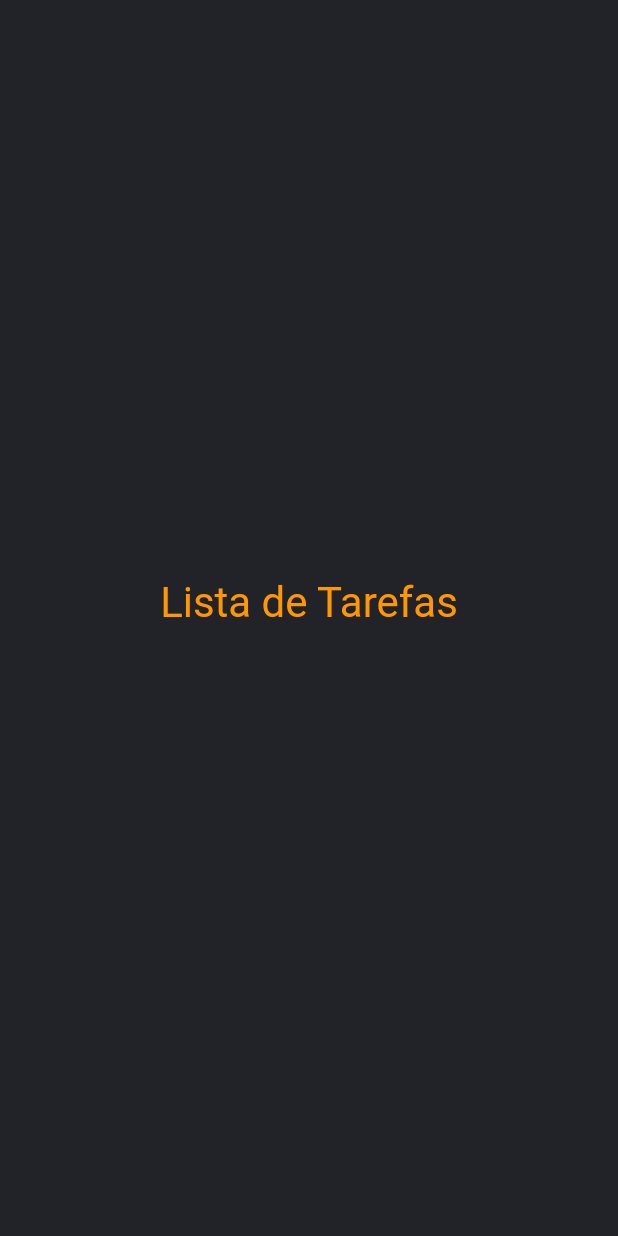
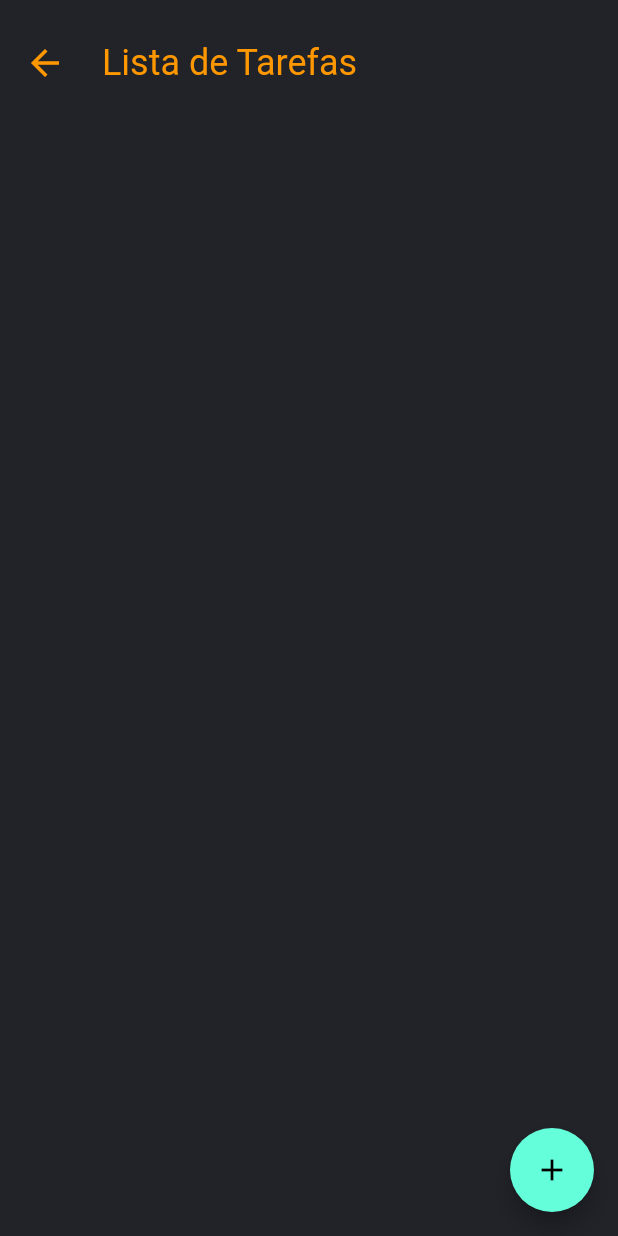
Before and after one commit to RogerPhilippe/fiap_trabalho_flutter, a Flutter app: the screen it shows after launch, after a tap on "TAREFAS", on a phone screen of 412 x 824 dp. Run offline on Flutter 3.47's test engine with Material 2 defaults, Android fonts, the phone set to English and light mode, and no system bars; our stand-ins replace sqflite; accounts and stored records are empty.

Commit message:
Implementação lista de tarefas, banco de dados e métodos para manipular persistência das tarefas.

```diff
--- /dev/null
+++ b/lib/data/DatabaseHandler.dart
@@ -0,0 +1,31 @@
+import 'package:fiap_trabalho_flutter/data/model/TablesTO.dart';
+import 'package:fiap_trabalho_flutter/data/model/TaskTO.dart';
+import 'package:path/path.dart';
+import 'package:sqflite/sqflite.dart';
+
+class DatabaseHandler {
+
+  static Future<Database> getDatabase() async {
+
+    String createTableTasks = "CREATE TABLE IF NOT EXISTS ${TablesTO.taskTable} "
+        "("
+        "${TaskTO.id} INTEGER PRIMARY KEY AUTOINCREMENT, "
+        "${TaskTO.title} TEXT NOT NULL, "
+        "${TaskTO.description} TEXT NOT NULL, "
+        "${TaskTO.dateCreated} INTEGER NOT NULL, "
+        "${TaskTO.todoDate} INTEGER NOT NULL, "
+        "${TaskTO.lastUpdateDate} INTEGER NOT NULL, "
+        "${TaskTO.status} INTEGER NOT NULL"
+        ")";
+
+    final Future<Database> database = openDatabase(
+      join(await getDatabasesPath(), 'fiap_tasks.db'),
+      onCreate: (db, version) {
+        return db.execute(createTableTasks);
+      },
+      version: 1
+    );
+    return database;
+  }
+
+}
--- /dev/null
+++ b/lib/data/model/TablesTO.dart
@@ -0,0 +1,5 @@
+class TablesTO {
+
+  static String taskTable = "tasks";
+
+}
--- /dev/null
+++ b/lib/data/model/Task.dart
@@ -0,0 +1,33 @@
+class Task {
+
+  final int id;
+  final String title;
+  final String description;
+  final BigInt dateCreated;
+  final BigInt todoDate;
+  final BigInt lastUpdateDate;
+  final int status;
+
+  Task(
+      this.id,
+      this.title,
+      this.description,
+      this.dateCreated,
+      this.todoDate,
+      this.lastUpdateDate,
+      this.status
+      );
+
+  Map<String, dynamic> toMap() {
+    return {
+      'id': id,
+      'title': title,
+      'description': description,
+      'dateCreated': dateCreated,
+      'todoDate': todoDate,
+      'lastUpdateDate': lastUpdateDate,
+      'status': status
+    };
+  }
+
+}
--- /dev/null
+++ b/lib/data/model/TaskTO.dart
@@ -0,0 +1,11 @@
+class TaskTO {
+
+  static String id = "id";
+  static String title = "title";
+  static String description = "description";
+  static String dateCreated = "dateCreated";
+  static String todoDate = "todoDate";
+  static String lastUpdateDate = "lastUpdateDate";
+  static String status = "status";
+
+}
--- /dev/null
+++ b/lib/data/repository/TaskRepository.dart
@@ -0,0 +1,23 @@
+import 'package:fiap_trabalho_flutter/data/dao/TaskDAO.dart';
+import 'package:fiap_trabalho_flutter/data/model/Task.dart';
+import 'package:sqflite/sqflite.dart';
+
+class TaskRepository {
+
+  static Future<int> insert(Task task, Database db) async {
+    return await TaskDAO.insert(task, db);
+  }
+
+  static Future<List<Task>> tasks(Database db) async {
+    return await TaskDAO.tasks(db);
+  }
+
+  static Future<int> update(Task task, Database db) async {
+    return await TaskDAO.update(task, db);
+  }
+
+  static Future<int> delete(Task task, Database db) async {
+    return await TaskDAO.delete(task, db);
+  }
+
+}
--- a/lib/screens/ListTasks.dart
+++ b/lib/screens/ListTasks.dart
@@ -1,4 +1,9 @@
+import 'package:fiap_trabalho_flutter/data/DatabaseHandler.dart';
+import 'package:fiap_trabalho_flutter/data/model/Task.dart';
+import 'package:fiap_trabalho_flutter/data/repository/TaskRepository.dart';
 import 'package:fiap_trabalho_flutter/helpers/Constants.dart';
+import 'package:fiap_trabalho_flutter/screens/NewTask.dart';
+import 'package:flutter/cupertino.dart';
 import 'package:flutter/material.dart';
 
 class ListTasks extends StatefulWidget {
@@ -8,48 +13,185 @@ class ListTasks extends StatefulWidget {
   }
 }
 
-class _ListTasksState extends State<ListTasks> {
+class _ListTasksState extends State<ListTasks> with WidgetsBindingObserver {
+
+  List<Task> _tasks = [];
+  List<Task>  _lastItemRemoved = [];
+  int _lastItemListRemoved = -1;
+
+  bool _loading = true;
+
+  final _scaffoldKey = GlobalKey<ScaffoldState>();
+
+  @override void initState() {
+    super.initState();
+
+    WidgetsBinding.instance.addObserver(this);
+
+    _loadTaskList();
+
+  }
+
+  @override
+  void didChangeAppLifecycleState(AppLifecycleState state) {
+    print('state = $state');
+    if (state == AppLifecycleState.paused) {
+      //_saveDatabaseChanges();
+    }
+  }
 
   @override
   Widget build(BuildContext context) {
 
-    final GlobalKey<ScaffoldState> _scaffoldKey = new GlobalKey();
-
     return Scaffold(
+      key: _scaffoldKey,
       backgroundColor: appDarkGreyColor,
-      key: _scaffoldKey,
       body: _buildBody(),
+      floatingActionButton: _buildFloatingButton(context)
     );
   }
 
   // Body
   Widget _buildBody() {
+    if (_loading) {
+      return new Center(
+        child: new CircularProgressIndicator(),
+      );
+    }
+    else {
       return Stack(
         children: <Widget>[
           _buildContent(),
         ],
       );
     }
+  }
 
   Widget _buildContent() {
-    return Center (
-        child: SingleChildScrollView(
-            padding: EdgeInsets.only(top: 12.0, bottom: 12.0),
+    return SafeArea(
         child: Column(
           children: <Widget> [
-                  _buildDefaultText("Lista de Tarefas", 28),
+            Container(
+              padding: EdgeInsets.fromLTRB(16, 28, 16, 28),
+              child: Row(
+                children: [
+                  GestureDetector(
+                    child: Icon(Icons.arrow_back, size: 28, color:  Colors.orange),
+                    onTap: () => { Navigator.of(context).pop() },
+                  ),
+                  SizedBox(width: 24),
+                  Center(
+                      child: _buildDefaultText("Lista de Tarefas", 24)
+                  )
                 ]
               )
+            ),
+            Expanded(
+              child: _buildList()
+            )
+          ]
       )
     );
   }
 
   Widget _buildDefaultText(String text, double size) {
-    return Container(
-      padding: EdgeInsets.only(bottom: 20),
-      child: Text(text,
-          style: TextStyle(color: Colors.orange, fontSize: size)),
+    return Text(
+        text,
+        style: TextStyle(color: Colors.orange, fontSize: size)
     );
   }
 
+  Widget _buildList() {
+    return ListView.builder(
+        padding: EdgeInsets.fromLTRB(8.0, 6.0, 8.0, 6.0),
+        itemCount: _tasks.length,
+        itemBuilder: (context, index) =>
+            _buildDismissibleTaskList(context, index)
+    );
   }
+
+  // Dismissible Task list
+  Widget _buildDismissibleTaskList(BuildContext context, int index) {
+    return Dismissible(
+      key: Key(DateTime.now().millisecondsSinceEpoch.toString()),
+      background: Container(
+          color: Colors.red,
+          child: Align(
+            alignment: Alignment(-0.9, 0.0),
+            child: Icon(Icons.delete, color: Colors.white),
+          )
+      ),
+      direction: DismissDirection.startToEnd,
+      child: _buildTaskList(context, index),
+      onDismissed: (direction) => _removeTask(direction, index) ,
+    );
+  }
+
+  // Task List
+  Widget _buildTaskList(BuildContext context, int index) {
+    return ListTile(
+      title: Text(_tasks[index].title),
+      subtitle: Text(_tasks[index].description),
+      onTap: () {},
+      onLongPress: () {},
+    );
+  }
+
+  void _removeTask(DismissDirection direction, int index) {
+    setState(() {
+      _lastItemRemoved.add(_tasks[index]);
+      _lastItemListRemoved = index;
+      _tasks.removeAt(index);
+      final snack = _snackBar();
+      _scaffoldKey.currentState.showSnackBar(snack);
+    });
+  }
+
+  Widget _snackBar() {
+    return SnackBar(
+      content: Text("Tarefa ${_lastItemRemoved[0].title} removido da lista!"),
+      action: SnackBarAction(
+        label: "Desfazer", onPressed: _restoreList,
+      ),
+      duration: Duration(seconds: 3),
+    );
+  }
+
+  void _restoreList() {
+    setState(() {
+      _tasks.insert(_lastItemListRemoved, _lastItemRemoved[0]);
+      _lastItemRemoved.removeLast();
+    });
+  }
+
+  // Floating ADD Task button
+  Widget _buildFloatingButton(BuildContext context) {
+    if (!_loading) {
+      return FloatingActionButton(
+        onPressed: () async {
+          bool mustUpdateTasks = await Navigator.of(context).push(
+              MaterialPageRoute(builder: (context) => NewTask())
+          );
+          if (mustUpdateTasks) {
+            _loading = true;
+            _loadTaskList();
+          }
+        },
+        tooltip: 'Criar Tarefa',
+        child: Icon(Icons.add),
+      );
+    } else return SizedBox(height: 20);
+  }
+
+  void _loadTaskList() {
+
+    DatabaseHandler.getDatabase().then((db) {
+      TaskRepository.tasks(db).then((taskList) {
+        if (taskList != null)
+          setState(() => _tasks = taskList);
+        _loading = false;
+      }).catchError((onError) => print('Erro ao buscar tarefas!'));
+    }).catchError((onError) => print('Erro ao abrir banco de dados!'));
+  }
+
+}
--- a/lib/screens/NewTask.dart
+++ b/lib/screens/NewTask.dart
@@ -13,7 +13,9 @@ class _NewTaskState extends State<NewTask> {
   @override
   Widget build(BuildContext context) {
 
-    final GlobalKey<ScaffoldState> _scaffoldKey = new GlobalKey();
+    final _scaffoldKey = new GlobalKey<ScaffoldState>();
+    final _textEditingTaskTitle = TextEditingController();
+    final _textEditingTaskDescription = TextEditingController();
 
     return Scaffold(
       backgroundColor: appDarkGreyColor,
--- a/pubspec.yaml
+++ b/pubspec.yaml
@@ -28,6 +28,8 @@ dependencies:
   # The following adds the Cupertino Icons font to your application.
   # Use with the CupertinoIcons class for iOS style icons.
   cupertino_icons: ^0.1.3
+  sqflite: ^1.3.0
+  path: ^1.7.0
 
 dev_dependencies:
   flutter_test:
```
Also changed, not shown: lib/data/dao/TaskDAO.dart (added, +52 -0 lines), pubspec.lock. Lines whose indentation alone changed are shown as unchanged.
